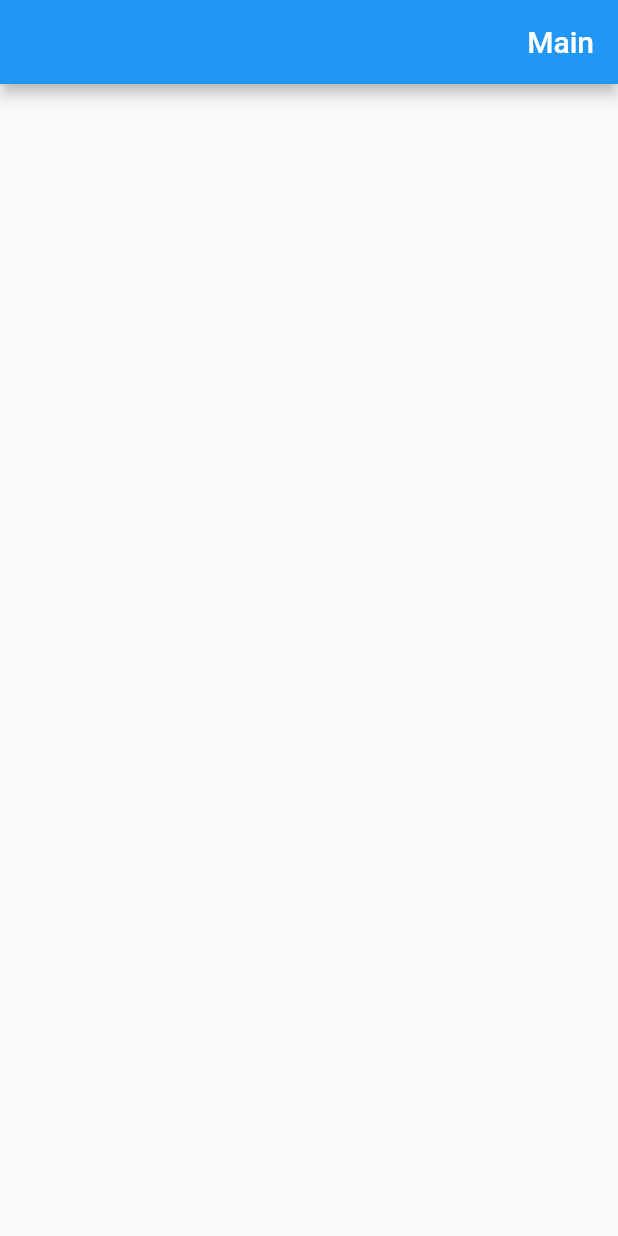
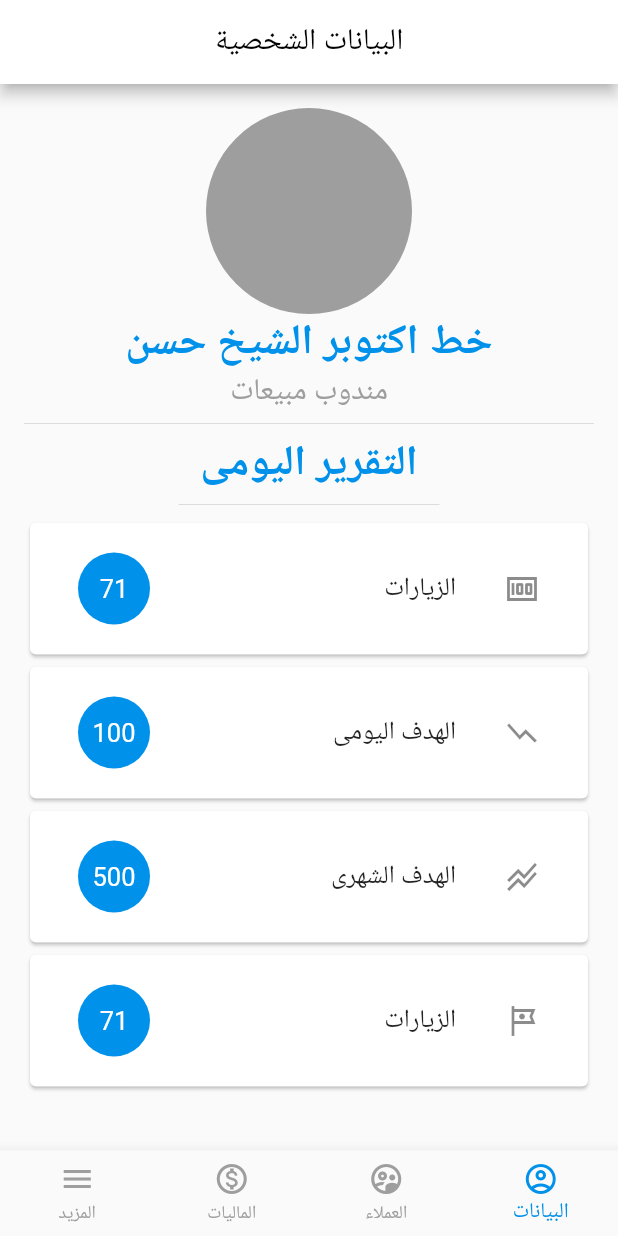
Before and after one commit to ziyadmansy/elwataneya-sales-project-flutter, a Flutter app: the screen it shows after launch, on a phone screen of 412 x 824 dp. Run offline on Flutter 3.47's test engine with Material 2 defaults, Android fonts, the phone set to English and light mode, and no system bars; our stand-ins replace curved_navigation_bar.

Commit message:
Bottom Nav Screens Made / New Employee Screen Made

```diff
--- a/lib/main.dart
+++ b/lib/main.dart
@@ -1,3 +1,4 @@
+import 'package:elwataneya_sales_app/screens/employees_screens/new_employee_screen.dart';
 import 'package:elwataneya_sales_app/screens/main_layouts/main_layout_screen.dart';
 import 'package:flutter/material.dart';
 import 'package:flutter_localizations/flutter_localizations.dart';
@@ -25,8 +26,10 @@ class WataneyaApp extends StatelessWidget {
         // ... other locales the app supports
       ],
       locale: const Locale('ar', ''),
-      theme: ThemeData.light(),
       home: MainLayoutScreen(),
+      routes: {
+        NewEmployeeScreen.ROUTE_NAME: (context) => NewEmployeeScreen(),
+      },
     );
   }
 }
--- /dev/null
+++ b/lib/screens/bottom_nav_screens/profile_screen.dart
@@ -0,0 +1,66 @@
+import 'package:elwataneya_sales_app/utils/constants.dart';
+import 'package:elwataneya_sales_app/widgets/card_tile.dart';
+import 'package:flutter/material.dart';
+
+class ProfileScreen extends StatelessWidget {
+  @override
+  Widget build(BuildContext context) {
+    return SingleChildScrollView(
+      child: Center(
+        child: Padding(
+          padding: const EdgeInsets.symmetric(
+            horizontal: 16.0,
+          ),
+          child: Column(
+            children: [
+              SizedBox(
+                height: 16.0,
+              ),
+              CircleAvatar(
+                radius: MediaQuery.of(context).size.width / 6,
+                backgroundColor: Colors.grey,
+              ),
+              Text(
+                'خط اكتوبر الشيخ حسن',
+                style: ktitleTextStyle,
+              ),
+              Text(
+                'مندوب مبيعات',
+                style: ksubtitleTextStyle,
+              ),
+              Divider(),
+              Text(
+                'التقرير اليومى',
+                style: ktitleTextStyle,
+              ),
+              Divider(
+                indent: MediaQuery.of(context).size.width / 4,
+                endIndent: MediaQuery.of(context).size.width / 4,
+              ),
+              CardTile(
+                title: 'الزيارات',
+                leadingIcon: Icons.money_outlined,
+                trailingText: '71',
+              ),
+              CardTile(
+                title: 'الهدف اليومى',
+                leadingIcon: Icons.show_chart,
+                trailingText: '100',
+              ),
+              CardTile(
+                title: 'الهدف الشهرى',
+                leadingIcon: Icons.stacked_line_chart,
+                trailingText: '500',
+              ),
+              CardTile(
+                title: 'الزيارات',
+                leadingIcon: Icons.tour_outlined,
+                trailingText: '71',
+              ),
+            ],
+          ),
+        ),
+      ),
+    );
+  }
+}
--- a/lib/screens/main_layouts/main_layout_screen.dart
+++ b/lib/screens/main_layouts/main_layout_screen.dart
@@ -1,13 +1,87 @@
+import 'package:curved_navigation_bar/curved_navigation_bar.dart';
+import 'package:elwataneya_sales_app/screens/bottom_nav_screens/employees_screen.dart';
+import 'package:elwataneya_sales_app/screens/bottom_nav_screens/finances_screen.dart';
+import 'package:elwataneya_sales_app/screens/bottom_nav_screens/more_screen.dart';
+import 'package:elwataneya_sales_app/screens/bottom_nav_screens/profile_screen.dart';
+import 'package:elwataneya_sales_app/utils/constants.dart';
 import 'package:flutter/material.dart';
 
-class MainLayoutScreen extends StatelessWidget {
+class MainLayoutScreen extends StatefulWidget {
+  @override
+  _MainLayoutScreenState createState() => _MainLayoutScreenState();
+}
+
+class _MainLayoutScreenState extends State<MainLayoutScreen> {
+  int _bottomNavIndex = 0;
+
+  List<Map<String, Object>> _bottomNavData = [];
+  @override
+  void initState() {
+    _bottomNavData = [
+      {
+        'title': 'البيانات الشخصية',
+        'body': ProfileScreen(),
+      },
+      {
+        'title': 'العملاء',
+        'body': EmployeesScreen(),
+      },
+      {
+        'title': 'الماليات',
+        'body': FinancesScreen(),
+      },
+      {
+        'title': 'المزيد',
+        'body': MoreScreen(),
+      }
+    ];
+    super.initState();
+  }
+
   @override
   Widget build(BuildContext context) {
     return Scaffold(
       appBar: AppBar(
-        title: Text('Main'),
+        title: Text(
+          _bottomNavData[_bottomNavIndex]['title'],
+          style: TextStyle(color: Colors.black),
+        ),
+        centerTitle: true,
+        backgroundColor: Colors.white,
+        iconTheme: kappBarIconTheme,
       ),
-      body: null,
+      body: _bottomNavData[_bottomNavIndex]['body'],
+      bottomNavigationBar: BottomNavigationBar(
+        currentIndex: _bottomNavIndex,
+        selectedItemColor: mainColor,
+        unselectedItemColor: Colors.grey,
+        showSelectedLabels: true,
+        showUnselectedLabels: true,
+        type: BottomNavigationBarType.fixed,
+        items: [
+          BottomNavigationBarItem(
+            icon: Icon(Icons.account_circle_outlined),
+            label: 'البيانات',
+          ),
+          BottomNavigationBarItem(
+            icon: Icon(Icons.supervised_user_circle_outlined),
+            label: 'العملاء',
+          ),
+          BottomNavigationBarItem(
+            icon: Icon(Icons.monetization_on_outlined),
+            label: 'الماليات',
+          ),
+          BottomNavigationBarItem(
+            icon: Icon(Icons.menu),
+            label: 'المزيد',
+          ),
+        ],
+        onTap: (i) {
+          setState(() {
+            _bottomNavIndex = i;
+          });
+        },
+      ),
     );
   }
 }
--- a/lib/utils/constants.dart
+++ b/lib/utils/constants.dart
@@ -0,0 +1,28 @@
+import 'package:flutter/material.dart';
+
+final Color mainColor = Colors.lightBlueAccent[700];
+
+const kappBarIconTheme = IconThemeData(color: Colors.grey);
+
+const kverticalSpace8 = SizedBox(
+  height: 8.0,
+);
+
+const kverticalSpace16 = SizedBox(
+  height: 16.0,
+);
+
+const kverticalSpace32 = SizedBox(
+  height: 32.0,
+);
+
+final ktitleTextStyle = TextStyle(
+  fontSize: 28.0,
+  color: mainColor,
+  fontWeight: FontWeight.bold,
+);
+
+const ksubtitleTextStyle = TextStyle(
+  fontSize: 20.0,
+  color: Colors.grey,
+);
--- /dev/null
+++ b/lib/widgets/card_tile.dart
@@ -0,0 +1,37 @@
+import 'package:elwataneya_sales_app/utils/constants.dart';
+import 'package:flutter/material.dart';
+
+class CardTile extends StatelessWidget {
+  final String title;
+  final String trailingText;
+  final IconData leadingIcon;
+
+  const CardTile({this.title, this.trailingText, this.leadingIcon});
+
+  @override
+  Widget build(BuildContext context) {
+    return Card(
+      child: Padding(
+        padding: const EdgeInsets.all(16.0),
+        child: ListTile(
+          title: Text(
+            title,
+          ),
+          leading: Icon(leadingIcon),
+          trailing: CircleAvatar(
+            backgroundColor: mainColor,
+            radius: 24,
+            child: FittedBox(
+              child: Text(
+                trailingText,
+                style: TextStyle(
+                  color: Colors.white,
+                ),
+              ),
+            ),
+          ),
+        ),
+      ),
+    );
+  }
+}
--- a/pubspec.yaml
+++ b/pubspec.yaml
@@ -36,6 +36,7 @@ dependencies:
   flutter_spinkit: ^4.1.2+1
   shared_preferences: ^0.5.12+4
   url_launcher: ^5.7.10
+  curved_navigation_bar: ^0.3.7
 
 dev_dependencies:
   flutter_test:
```
Also changed, not shown: lib/screens/bottom_nav_screens/employees_screen.dart (added, +35 -0 lines), lib/screens/bottom_nav_screens/finances_screen.dart (added, +31 -0 lines), lib/screens/bottom_nav_screens/more_screen.dart (added, +34 -0 lines), lib/screens/employees_screens/new_employee_screen.dart (added, +173 -0 lines), lib/widgets/full_width_button.dart (added, +35 -0 lines), lib/widgets/keep_alive_page.dart (added, +26 -0 lines), lib/widgets/oval_rounded_button.dart (added, +35 -0 lines), lib/widgets/rounded_rectangle_button.dart (added, +35 -0 lines), pubspec.lock.
